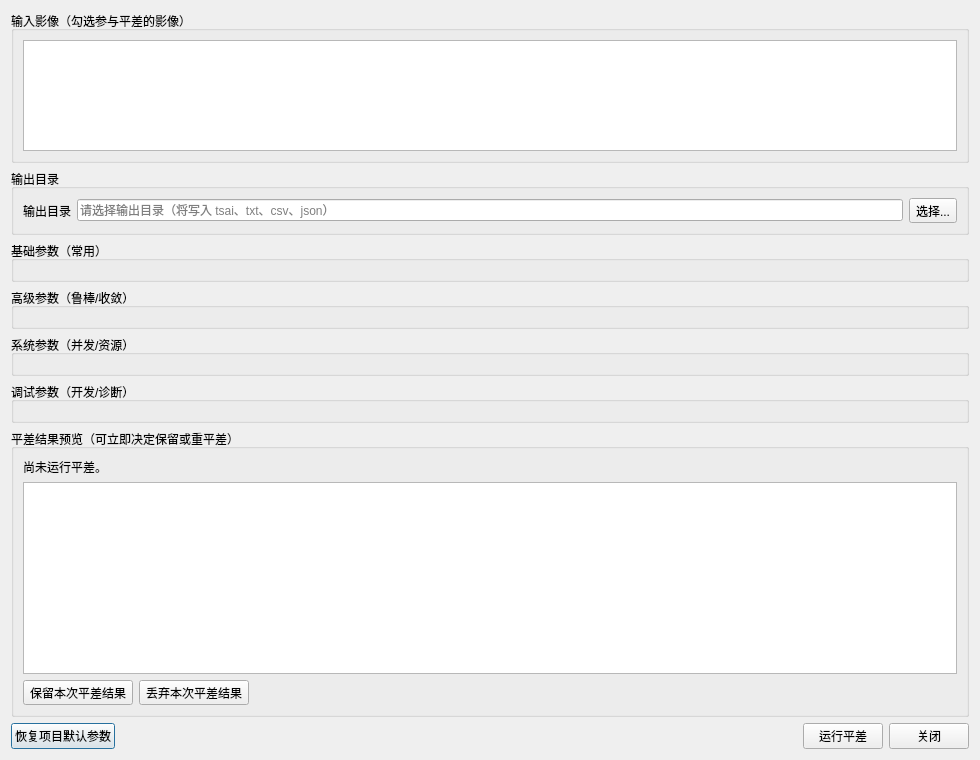
Old version of the form src/gui/dialogs/BundleAdjustDialog.ui in the repository guderianXu/plascan.
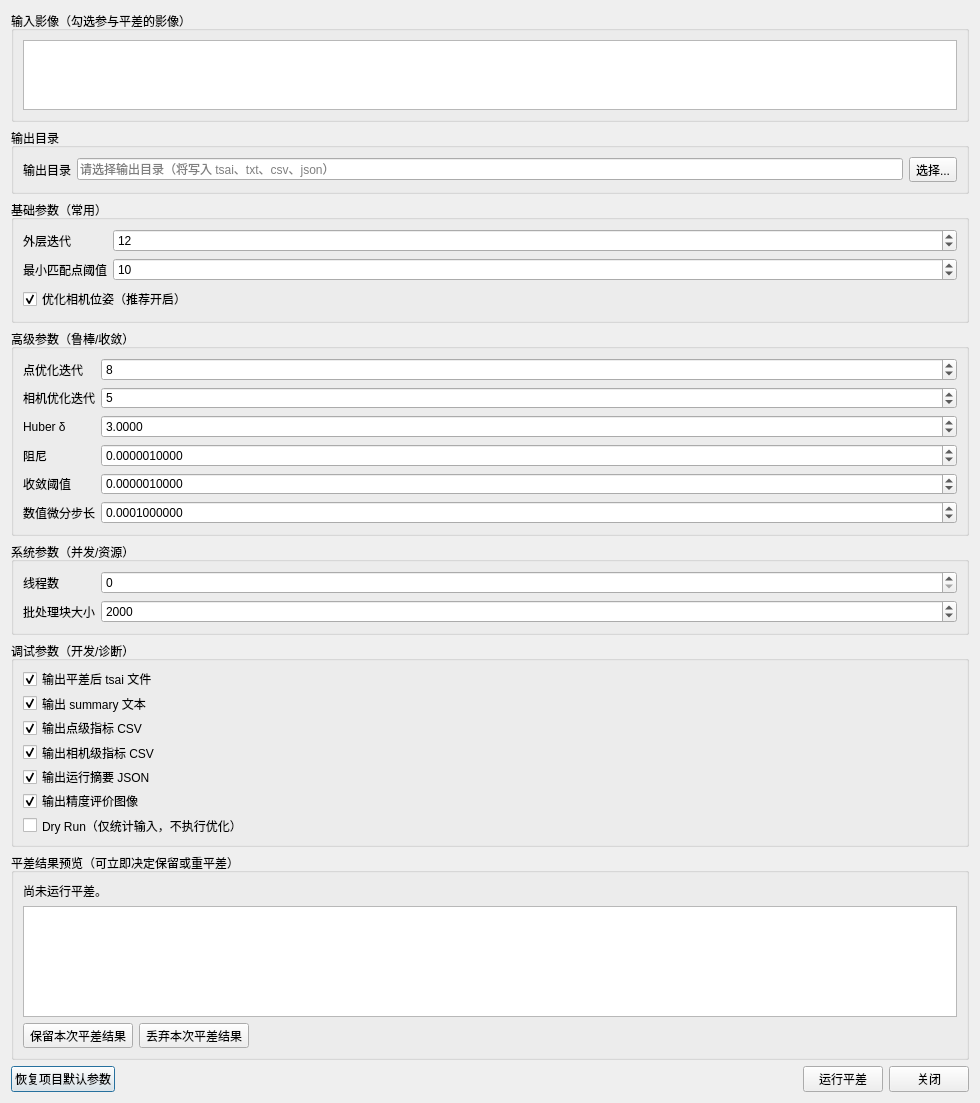
New version of the form.

The edit to the form file:
```diff
--- a/src/gui/dialogs/BundleAdjustDialog.ui
+++ b/src/gui/dialogs/BundleAdjustDialog.ui
@@ -72,11 +72,68 @@
     </widget>
    </item>
    <item>
-    <widget class="QGroupBox" name="basicGroup">
+   <widget class="QGroupBox" name="basicGroup">
      <property name="title">
       <string>基础参数（常用）</string>
      </property>
-     <layout class="QFormLayout" name="basicForm"/>
+     <layout class="QFormLayout" name="basicForm">
+      <item row="0" column="0">
+       <widget class="QLabel" name="maxIterationsLabel">
+        <property name="text">
+         <string>外层迭代</string>
+        </property>
+       </widget>
+      </item>
+      <item row="0" column="1">
+       <widget class="QSpinBox" name="m_maxIterationsSpin">
+        <property name="toolTip">
+         <string>外层交替优化迭代次数。过大可能增加耗时。</string>
+        </property>
+        <property name="minimum">
+         <number>1</number>
+        </property>
+        <property name="maximum">
+         <number>100</number>
+        </property>
+        <property name="value">
+         <number>12</number>
+        </property>
+       </widget>
+      </item>
+      <item row="1" column="0">
+       <widget class="QLabel" name="minMatchesLabel">
+        <property name="text">
+         <string>最小匹配点阈值</string>
+        </property>
+       </widget>
+      </item>
+      <item row="1" column="1">
+       <widget class="QSpinBox" name="m_minMatchesSpin">
+        <property name="toolTip">
+         <string>少于该匹配点数的影像对将被跳过。</string>
+        </property>
+        <property name="maximum">
+         <number>100000</number>
+        </property>
+        <property name="value">
+         <number>10</number>
+        </property>
+       </widget>
+      </item>
+      <item row="2" column="0" colspan="2">
+       <widget class="QCheckBox" name="m_refinePoseCheck">
+        <property name="toolTip">
+         <string>开启后会同时优化相机外参，可提升整体一致性。</string>
+        </property>
+        <property name="text">
+         <string>优化相机位姿（推荐开启）</string>
+        </property>
+        <property name="checked">
+         <bool>true</bool>
+        </property>
+       </widget>
+      </item>
+     </layout>
     </widget>
    </item>
    <item>
@@ -84,7 +141,164 @@
      <property name="title">
       <string>高级参数（鲁棒/收敛）</string>
      </property>
-     <layout class="QFormLayout" name="advForm"/>
+     <layout class="QFormLayout" name="advForm">
+      <item row="0" column="0">
+       <widget class="QLabel" name="maxPointItersLabel">
+        <property name="text">
+         <string>点优化迭代</string>
+        </property>
+       </widget>
+      </item>
+      <item row="0" column="1">
+       <widget class="QSpinBox" name="m_maxPointItersSpin">
+        <property name="toolTip">
+         <string>每条空间点轨迹的局部优化迭代上限。</string>
+        </property>
+        <property name="minimum">
+         <number>1</number>
+        </property>
+        <property name="maximum">
+         <number>80</number>
+        </property>
+        <property name="value">
+         <number>8</number>
+        </property>
+       </widget>
+      </item>
+      <item row="1" column="0">
+       <widget class="QLabel" name="maxCameraItersLabel">
+        <property name="text">
+         <string>相机优化迭代</string>
+        </property>
+       </widget>
+      </item>
+      <item row="1" column="1">
+       <widget class="QSpinBox" name="m_maxCameraItersSpin">
+        <property name="toolTip">
+         <string>每台相机位姿优化迭代上限。</string>
+        </property>
+        <property name="minimum">
+         <number>1</number>
+        </property>
+        <property name="maximum">
+         <number>80</number>
+        </property>
+        <property name="value">
+         <number>5</number>
+        </property>
+       </widget>
+      </item>
+      <item row="2" column="0">
+       <widget class="QLabel" name="huberDeltaLabel">
+        <property name="text">
+         <string>Huber δ</string>
+        </property>
+       </widget>
+      </item>
+      <item row="2" column="1">
+       <widget class="QDoubleSpinBox" name="m_huberDeltaSpin">
+        <property name="toolTip">
+         <string>Huber 鲁棒核阈值（像素）。越小越强抑制粗差。</string>
+        </property>
+        <property name="decimals">
+         <number>4</number>
+        </property>
+        <property name="maximum">
+         <double>1000.000000000000000</double>
+        </property>
+        <property name="value">
+         <double>3.000000000000000</double>
+        </property>
+       </widget>
+      </item>
+      <item row="3" column="0">
+       <widget class="QLabel" name="dampingLabel">
+        <property name="text">
+         <string>阻尼</string>
+        </property>
+       </widget>
+      </item>
+      <item row="3" column="1">
+       <widget class="QDoubleSpinBox" name="m_dampingSpin">
+        <property name="toolTip">
+         <string>LM 阻尼系数，过大可能收敛慢，过小可能不稳定。</string>
+        </property>
+        <property name="decimals">
+         <number>10</number>
+        </property>
+        <property name="minimum">
+         <double>0.000000000001000</double>
+        </property>
+        <property name="maximum">
+         <double>1.000000000000000</double>
+        </property>
+        <property name="singleStep">
+         <double>0.000001000000000</double>
+        </property>
+        <property name="value">
+         <double>0.000001000000000</double>
+        </property>
+       </widget>
+      </item>
+      <item row="4" column="0">
+       <widget class="QLabel" name="stepTolLabel">
+        <property name="text">
+         <string>收敛阈值</string>
+        </property>
+       </widget>
+      </item>
+      <item row="4" column="1">
+       <widget class="QDoubleSpinBox" name="m_stepTolSpin">
+        <property name="toolTip">
+         <string>参数步长收敛阈值，小于该值视为收敛。</string>
+        </property>
+        <property name="decimals">
+         <number>10</number>
+        </property>
+        <property name="minimum">
+         <double>0.000000000100000</double>
+        </property>
+        <property name="maximum">
+         <double>1.000000000000000</double>
+        </property>
+        <property name="singleStep">
+         <double>0.000001000000000</double>
+        </property>
+        <property name="value">
+         <double>0.000001000000000</double>
+        </property>
+       </widget>
+      </item>
+      <item row="5" column="0">
+       <widget class="QLabel" name="finiteDiffLabel">
+        <property name="text">
+         <string>数值微分步长</string>
+        </property>
+       </widget>
+      </item>
+      <item row="5" column="1">
+       <widget class="QDoubleSpinBox" name="m_finiteDiffSpin">
+        <property name="toolTip">
+         <string>数值微分步长，用于雅可比近似。</string>
+        </property>
+        <property name="decimals">
+         <number>10</number>
+        </property>
+        <property name="minimum">
+         <double>0.000000010000000</double>
+        </property>
+        <property name="maximum">
+         <double>1.000000000000000</double>
+        </property>
+        <property name="singleStep">
+         <double>0.000100000000000</double>
+        </property>
+        <property name="value">
+         <double>0.000100000000000</double>
+        </property>
+       </widget>
+      </item>
+     </layout>
     </widget>
    </item>
    <item>
@@ -92,7 +306,48 @@
      <property name="title">
       <string>系统参数（并发/资源）</string>
      </property>
-     <layout class="QFormLayout" name="sysForm"/>
+     <layout class="QFormLayout" name="sysForm">
+      <item row="0" column="0">
+       <widget class="QLabel" name="threadsLabel">
+        <property name="text">
+         <string>线程数</string>
+        </property>
+       </widget>
+      </item>
+      <item row="0" column="1">
+       <widget class="QSpinBox" name="m_threadsSpin">
+        <property name="toolTip">
+         <string>并行线程数。0 表示自动根据系统决定。</string>
+        </property>
+        <property name="maximum">
+         <number>128</number>
+        </property>
+       </widget>
+      </item>
+      <item row="1" column="0">
+       <widget class="QLabel" name="chunkSizeLabel">
+        <property name="text">
+         <string>批处理块大小</string>
+        </property>
+       </widget>
+      </item>
+      <item row="1" column="1">
+       <widget class="QSpinBox" name="m_chunkSizeSpin">
+        <property name="toolTip">
+         <string>每批处理轨迹数（用于控制内存峰值与响应性）。</string>
+        </property>
+        <property name="minimum">
+         <number>1</number>
+        </property>
+        <property name="maximum">
+         <number>1000000</number>
+        </property>
+        <property name="value">
+         <number>2000</number>
+        </property>
+       </widget>
+      </item>
+     </layout>
     </widget>
    </item>
    <item>
@@ -100,7 +355,96 @@
      <property name="title">
       <string>调试参数（开发/诊断）</string>
      </property>
-     <layout class="QFormLayout" name="dbgForm"/>
+     <layout class="QFormLayout" name="dbgForm">
+      <item row="0" column="0" colspan="2">
+       <widget class="QCheckBox" name="m_exportTsaiCheck">
+        <property name="toolTip">
+         <string>输出到 output_dir/refined_tsai/*.ba.tsai。</string>
+        </property>
+        <property name="text">
+         <string>输出平差后 tsai 文件</string>
+        </property>
+        <property name="checked">
+         <bool>true</bool>
+        </property>
+       </widget>
+      </item>
+      <item row="1" column="0" colspan="2">
+       <widget class="QCheckBox" name="m_exportSummaryTxtCheck">
+        <property name="toolTip">
+         <string>输出 ba_summary.txt，便于快速查看整体指标。</string>
+        </property>
+        <property name="text">
+         <string>输出 summary 文本</string>
+        </property>
+        <property name="checked">
+         <bool>true</bool>
+        </property>
+       </widget>
+      </item>
+      <item row="2" column="0" colspan="2">
+       <widget class="QCheckBox" name="m_exportPointsCsvCheck">
+        <property name="toolTip">
+         <string>输出 ba_points_metrics.csv。</string>
+        </property>
+        <property name="text">
+         <string>输出点级指标 CSV</string>
+        </property>
+        <property name="checked">
+         <bool>true</bool>
+        </property>
+       </widget>
+      </item>
+      <item row="3" column="0" colspan="2">
+       <widget class="QCheckBox" name="m_exportCameraCsvCheck">
+        <property name="toolTip">
+         <string>输出 ba_camera_metrics.csv。</string>
+        </property>
+        <property name="text">
+         <string>输出相机级指标 CSV</string>
+        </property>
+        <property name="checked">
+         <bool>true</bool>
+        </property>
+       </widget>
+      </item>
+      <item row="4" column="0" colspan="2">
+       <widget class="QCheckBox" name="m_exportRunJsonCheck">
+        <property name="toolTip">
+         <string>输出 ba_run_summary.json（用于后续读取和复现）。</string>
+        </property>
+        <property name="text">
+         <string>输出运行摘要 JSON</string>
+        </property>
+        <property name="checked">
+         <bool>true</bool>
+        </property>
+       </widget>
+      </item>
+      <item row="5" column="0" colspan="2">
+       <widget class="QCheckBox" name="m_exportEvalPlotCheck">
+        <property name="toolTip">
+         <string>输出 RMS 对比图、相机位移图等 PNG。</string>
+        </property>
+        <property name="text">
+         <string>输出精度评价图像</string>
+        </property>
+        <property name="checked">
+         <bool>true</bool>
+        </property>
+       </widget>
+      </item>
+      <item row="6" column="0" colspan="2">
+       <widget class="QCheckBox" name="m_dryRunCheck">
+        <property name="toolTip">
+         <string>用于检查当前数据是否可运行，不会修改任何结果。</string>
+        </property>
+        <property name="text">
+         <string>Dry Run（仅统计输入，不执行优化）</string>
+        </property>
+       </widget>
+      </item>
+     </layout>
     </widget>
    </item>
    <item>
```
